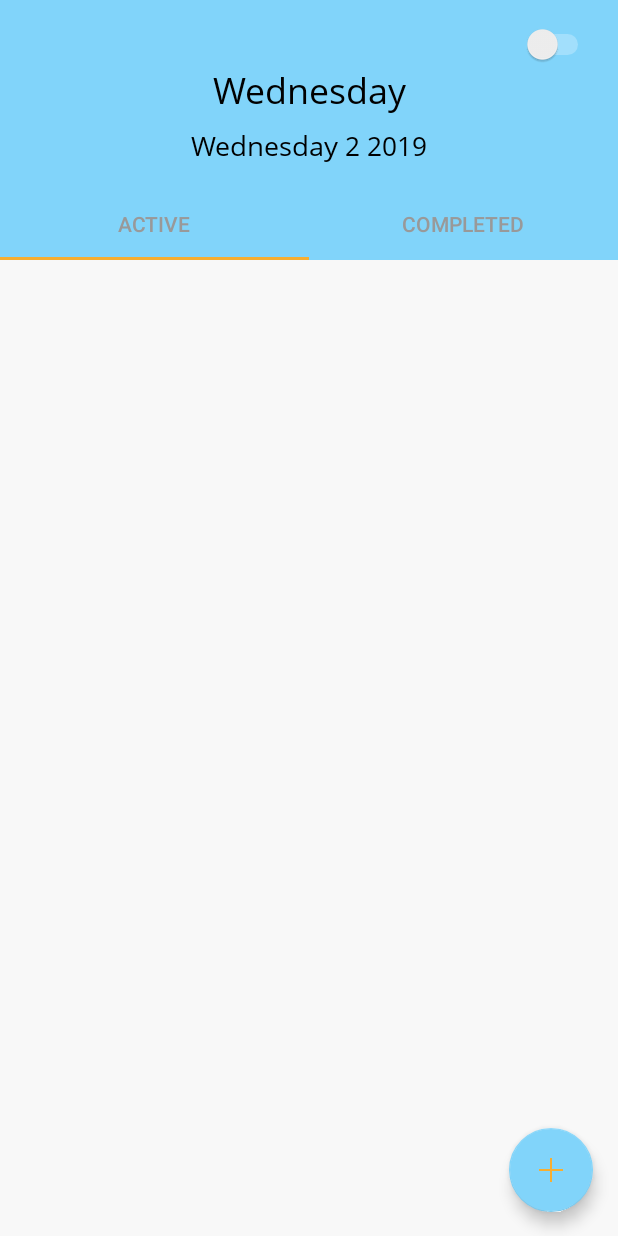
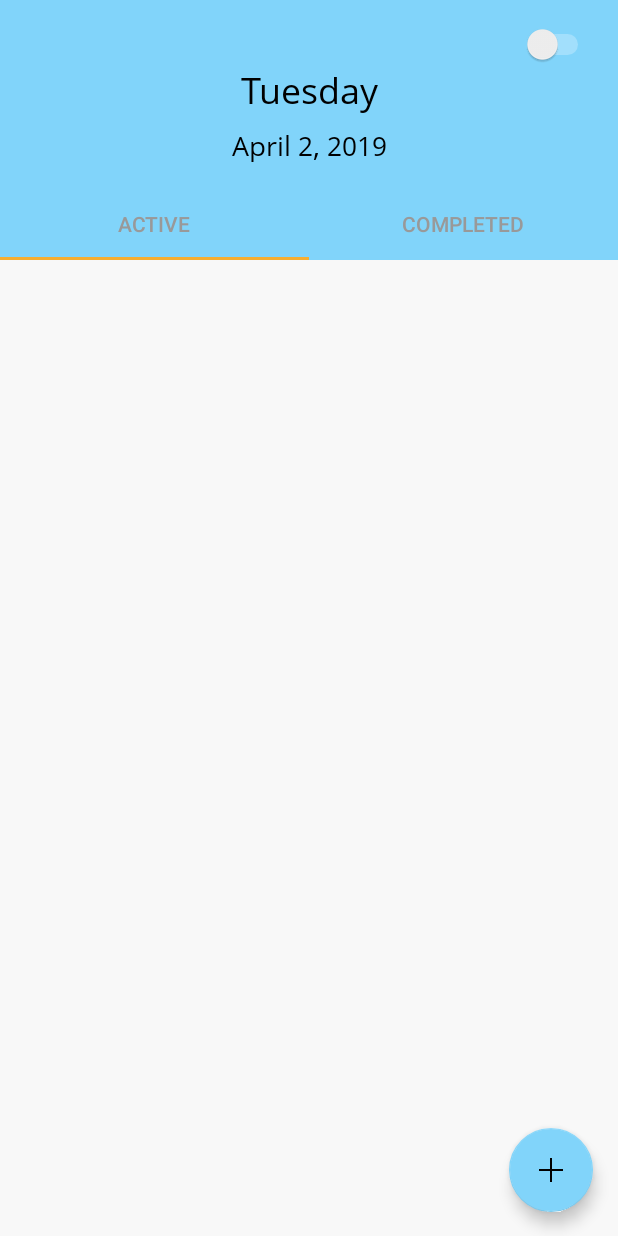
Before and after one commit to alancleetus/to-do-list, an Android app: the screen it shows after launch (MainActivity), on a phone screen of 412 x 824 dp. Run offline under Robolectric (Android 15) with nearby library versions, the phone set to English and light mode, and no system bars; libraries missing offline, so code that uses them is left out: io.realm; 6 statements that could not run were skipped.

Commit message:
fixed minor bugs. made code more readable. fixed app color issues. started utilizing shared preferences to save current theme settings.

```diff
--- a/myToDoList/app/src/main/java/io/github/alancleetus/todolist/MainActivity.java
+++ b/myToDoList/app/src/main/java/io/github/alancleetus/todolist/MainActivity.java
@@ -1,6 +1,7 @@
 package io.github.alancleetus.todolist;
 
 import android.content.Intent;
+import android.content.SharedPreferences;
 import android.support.design.widget.FloatingActionButton;
 import android.support.design.widget.TabLayout;
 import android.support.v4.view.ViewPager;
@@ -38,40 +39,180 @@ import io.realm.RealmResults;
  * 12.password lock
  * */
 
-public class MainActivity extends AppCompatActivity {
-	//defining variables
-	private Realm realm;
-    private Switch nightMode;
+public class MainActivity extends AppCompatActivity
+{
+    //variables for tabs
     private TabLayout tabLayout;
     private ViewPager viewPager;
     private final ViewPagerAdapter adapter = new ViewPagerAdapter(getSupportFragmentManager());
 
+    //variables for theme setup
+    private Switch nightMode;
+    private boolean isNightMode = false;
+    public static final String nightSwitch = "nightSwitch";
+    public static final String Shared_prefs = "sharedPrefs";
+
+    private Realm realm;
+
     @Override
-	protected void onCreate(Bundle savedInstanceState) {
+    protected void onCreate(Bundle savedInstanceState)
+    {
+        loadData();
 
-        if(AppCompatDelegate.getDefaultNightMode() == AppCompatDelegate.MODE_NIGHT_YES) {
+        //setup theme
+        if (isNightMode)
+        {
+            AppCompatDelegate.setDefaultNightMode(AppCompatDelegate.MODE_NIGHT_YES);
             setTheme(R.style.DarkAppTheme);
         }
         else
         {
+            AppCompatDelegate.setDefaultNightMode(AppCompatDelegate.MODE_NIGHT_NO);
             setTheme(R.style.AppTheme);
         }
 
         super.onCreate(savedInstanceState);
         setContentView(R.layout.activity_main);
 
+        //setup realm db
+        Realm.init(this);
+        realm = Realm.getDefaultInstance();
 
-		final Switch nightMode = findViewById(R.id.nightModeSwitch);
+        //create tabs
+        tabLayout = (TabLayout) findViewById(R.id.tabLayout);
+        viewPager = (ViewPager) findViewById(R.id.viewPager);
+        adapter.AddFragment(new ActiveFragment(), "Active");
+        adapter.AddFragment(new CompletedFragment(), "Completed");
+        viewPager.setAdapter(adapter);
+        tabLayout.setupWithViewPager(viewPager);
 
-		if(AppCompatDelegate.getDefaultNightMode() == AppCompatDelegate.MODE_NIGHT_YES) {
-            nightMode.setChecked(true);
+        //ui setup
+        setDate();
+        nightModeButtonConfig();
+        setupFabButton();
+
+    }//end onCreate()
+
+    /********************************************************************
+     *                                                                  *
+     *               ViewPager Fragments' Methods                       *
+     *                                                                  *
+     ********************************************************************/
+    public ArrayList<Task> loadActive()
+    {
+        RealmResults<Task> tasksArr = realm.where(Task.class).findAll();
+
+        ArrayList<Task> arr= new ArrayList<>();
+        for (Task t : tasksArr) {
+            if (!t.getDone())
+                arr.add(t);
+        }
+        return arr;
     }
 
+    public ArrayList<Task> loadCompleted()
+    {
+        RealmResults<Task> tasksArr = realm.where(Task.class).findAll();
+
+        ArrayList<Task> arr= new ArrayList<>();
+        for (Task t : tasksArr) {
+            if (t.getDone())
+                arr.add(t);
+        }
+
+        return arr;
+    }
+
+    /********************************************************************
+     *                                                                  *
+     *                      Realm DB methods                            *
+     *                                                                  *
+     ********************************************************************/
+    public String addToDB(String topic,  boolean done,  int day, int month, int year)
+    {
+        realm.beginTransaction();
+
+        String id = new Date().toString();
+
+        Task t = realm.createObject(Task.class, id);
+        t.setTopic(topic);
+        t.setDone(done);
+        t.setDueDay(day);
+        t.setDueMonth(month);
+        t.setDueYear(year);
+
+        realm.commitTransaction();
+
+        return id;
+    }
+
+    public void updateTaskInDB(String id, boolean bool)
+    {
+        realm.beginTransaction();
+        Task tempTask = realm.where(Task.class).equalTo("ID", id).findFirst();
+        tempTask.setDone(bool);
+        realm.commitTransaction();
+    }
+
+    public void deleteTaskFromDB(String id)
+    {
+        realm.beginTransaction();
+        Task tempTask = realm.where(Task.class).equalTo("ID", id).findFirst();
+        tempTask.deleteFromRealm();
+        realm.commitTransaction();
+    }
+
+
+    /********************************************************************
+     *                                                                  *
+     *                      Shared Prefs methods                        *
+     *                                                                  *
+     ********************************************************************/
+    public void saveData()
+    {
+        SharedPreferences sharedPreferences = getSharedPreferences(Shared_prefs, MODE_PRIVATE);
+        SharedPreferences.Editor editor  = sharedPreferences.edit();
+
+        editor.putBoolean(nightSwitch, nightMode.isChecked());
+        editor.apply();
+    }
+
+    public void loadData()
+    {
+        SharedPreferences sharedPreferences = getSharedPreferences(Shared_prefs, MODE_PRIVATE);
+        isNightMode = sharedPreferences.getBoolean(nightSwitch, false);
+    }
+
+    /********************************************************************
+     *                                                                  *
+     *                      App UI Setup methods                        *
+     *                                                                  *
+     ********************************************************************/
+    private void setDate()
+    {
+        TextView dayTV = (TextView) findViewById(R.id.DayOfWeekTextView);
+        TextView dateTV = (TextView) findViewById(R.id.DateTextView);
+        Calendar calendar = Calendar.getInstance();
+
+        String dayOfWeek = "" + WeekDay.forValue(calendar.get(Calendar.DAY_OF_WEEK)-1);
+        String month = "" + Months.forValue(calendar.get(Calendar.MONTH));
+        String date = "" + calendar.get(calendar.DATE);
+        String year = "" + calendar.get(calendar.YEAR);
+
+        dateTV.setText(month + " " + date + ", " + year);
+        dayTV.setText(dayOfWeek);
+    }
+
+    private void nightModeButtonConfig()
+    {
+        nightMode = findViewById(R.id.nightModeSwitch);
+        nightMode.setChecked(isNightMode);
         nightMode.setOnCheckedChangeListener(new CompoundButton.OnCheckedChangeListener() {
             @Override
             public void onCheckedChanged(CompoundButton compoundButton, boolean b) {
 
-                if(b)
+                saveData(); //update shared prefs
+                if (b)
                     AppCompatDelegate.setDefaultNightMode(AppCompatDelegate.MODE_NIGHT_YES);
                 else
                     AppCompatDelegate.setDefaultNightMode(AppCompatDelegate.MODE_NIGHT_NO);
@@ -79,28 +220,10 @@ public class MainActivity extends AppCompatActivity {
                 restart();
             }
         });
-        tabLayout = (TabLayout) findViewById(R.id.tabLayout);
-        viewPager = (ViewPager) findViewById(R.id.viewPager);
+    }
 
-        adapter.AddFragment(new ActiveFragment(), "Active");
-        adapter.AddFragment(new CompletedFragment(), "Completed");
-
-        viewPager.setAdapter(adapter);
-        tabLayout.setupWithViewPager(viewPager);
-
-        //initializing variables
-		//open realm db
-		Realm.init(this);
-		realm = Realm.getDefaultInstance();
-
-
-		setDate();
-
-		/****************************
-		 * fab button found on the top right had corner
-		 * on click it will create a dialog box which can be filled out to
-		 * create a new task
-		 */
+    private void setupFabButton()
+    {
         FloatingActionButton fab = (FloatingActionButton) findViewById(R.id.fab);
 
         fab.setOnClickListener(new View.OnClickListener() {
@@ -131,7 +254,7 @@ public class MainActivity extends AppCompatActivity {
                         String id = addToDB(taskText.getText().toString(), false, -1, -1, -1);
 
                         //query to find task of given id
-						Task t= realm.where(Task.class).equalTo("ID", id).findFirst();
+                        Task t = realm.where(Task.class).equalTo("ID", id).findFirst();
 
                         //add item to list on app interface
                         ActiveFragment active = (ActiveFragment) adapter.getItem(0);
@@ -160,96 +283,14 @@ public class MainActivity extends AppCompatActivity {
         });
     }
 
-    private void setDate(){
-        TextView dayTV = (TextView) findViewById(R.id.DayOfWeekTextView);
-        TextView dateTV = (TextView) findViewById(R.id.DateTextView);
-
-        Calendar calendar = Calendar.getInstance();
-
-        String dayOfWeek = ""+ WeekDay.forValue(calendar.get(Calendar.DAY_OF_WEEK));
-        String month = ""+ WeekDay.forValue(calendar.get(Calendar.MONTH));
-        String date = ""+calendar.get(calendar.DATE);
-        String year = ""+calendar.get(calendar.YEAR);
-
-
-        dateTV.setText(month+" "+date+" "+year);
-        dayTV.setText(dayOfWeek);
-    }
-
-	/*add tasks to realm db*/
-	public String addToDB(String topic,  boolean done,  int day, int month, int year)
+    /********************************************************************
+     *                                                                  *
+     *                      Life cycle methods                          *
+     *                                                                  *
+     ********************************************************************/
+    @Override
+    protected void onDestroy()
     {
-		realm.beginTransaction();
-
-		String id = new Date().toString();
-
-		Task t = realm.createObject(Task.class, id);
-		t.setTopic(topic);
-		t.setDone(done);
-		t.setDueDay(day);
-		t.setDueMonth(month);
-		t.setDueYear(year);
-
-		realm.commitTransaction();
-
-		return id;
-	}
-
-    public ArrayList<Task> loadActive() {
-
-        RealmResults<Task> tasksArr = realm.where(Task.class).findAll();
-
-        ArrayList<Task> arr= new ArrayList<>();
-        for (Task t : tasksArr) {
-            if (!t.getDone())
-                arr.add(t);
-        }
-        return arr;
-    }
-
-    public ArrayList<Task> loadCompleted() {
-
-        RealmResults<Task> tasksArr = realm.where(Task.class).findAll();
-
-        ArrayList<Task> arr= new ArrayList<>();
-        for (Task t : tasksArr) {
-            if (t.getDone())
-                arr.add(t);
-        }
-
-        return arr;
-    }
-
-
-    public void updateTaskInDB(String id, boolean bool) {
-        //update the status to true
-        realm.beginTransaction();
-        Task tempTask = realm.where(Task.class).equalTo("ID", id).findFirst();
-        tempTask.setDone(bool);
-        realm.commitTransaction();
-
-/*
-        if (bool) {
-            CompletedFragment completed = (CompletedFragment) adapter.getItem(1);
-            completed.addToCompletedList(tempTask);
-        }
-        else
-        {
-            ActiveFragment active = (ActiveFragment) adapter.getItem(0);
-            active.addToActiveList(tempTask);
-        }*/
-
-    }
-    public void deleteTaskFromDB(String id)
-    {
-        realm.beginTransaction();
-        Task tempTask = realm.where(Task.class).equalTo("ID", id).findFirst();
-        tempTask.deleteFromRealm();
-        realm.commitTransaction();
-    }
-
-    @Override
-    protected void onDestroy() {
         super.onDestroy();
         realm.close();
     }
--- a/myToDoList/app/src/main/res/drawable/rounded_box.xml
+++ b/myToDoList/app/src/main/res/drawable/rounded_box.xml
@@ -10,7 +10,8 @@
         >
 
         <shape android:shape="rectangle">
-            <solid android:color="?android:attr/colorForegroundInverse"/>
+            <!--solid android:color="?android:attr/colorForegroundInverse"/-->
+            <solid android:color="?android:attr/colorPrimaryDark"/>
             <corners android:radius="3dp" />
         </shape>
 
--- a/myToDoList/app/src/main/res/layout/activity_main.xml
+++ b/myToDoList/app/src/main/res/layout/activity_main.xml
@@ -16,8 +16,8 @@
         android:layout_marginStart="8dp"
         android:layout_marginEnd="8dp"
         android:layout_marginBottom="16dp"
-        android:tint="?attr/colorAccent"
-        app:backgroundTint="?attr/colorPrimary"
+        android:tint="?android:attr/textColorPrimary"
+        app:backgroundTint="?android:attr/colorButtonNormal"
         app:layout_constraintBottom_toBottomOf="parent"
         app:layout_constraintEnd_toEndOf="parent"
         app:layout_constraintHorizontal_bias="0.974"
--- a/myToDoList/app/src/main/res/values/colors.xml
+++ b/myToDoList/app/src/main/res/values/colors.xml
@@ -17,7 +17,7 @@
     <color name="textColorNight">#FFFFFF</color>
 
     <color name="white">#FFFFFF</color>
-    <color name="black">#8A8A8A</color>
+    <color name="black">#000000</color>
     <color name="grey">#999999</color>
     <color name="red">#F44336</color>
     <color name="green">#8BC34A</color>
--- a/myToDoList/app/src/main/res/values/styles.xml
+++ b/myToDoList/app/src/main/res/values/styles.xml
@@ -10,6 +10,7 @@
         <item name="android:textColorPrimary">@color/textColor</item>
         <item name="android:colorForeground">@color/white</item>
         <item name="android:colorForegroundInverse">@color/black</item>
+        <item name="android:colorButtonNormal">@color/colorPrimary</item>
     </style>
 
     <style name="DarkAppTheme" parent="Theme.AppCompat.DayNight.NoActionBar">
@@ -21,6 +22,7 @@
         <item name="android:textColorPrimary">@color/textColorNight</item>
         <item name="android:colorForeground">@color/colorPrimaryNight</item>
         <item name="android:colorForegroundInverse">@color/colorPrimaryDarkNight</item>
+        <item name="android:colorButtonNormal">@color/colorAccentNight</item>
     </style>
 
 </resources>
```
Lines whose indentation alone changed are shown as unchanged.
